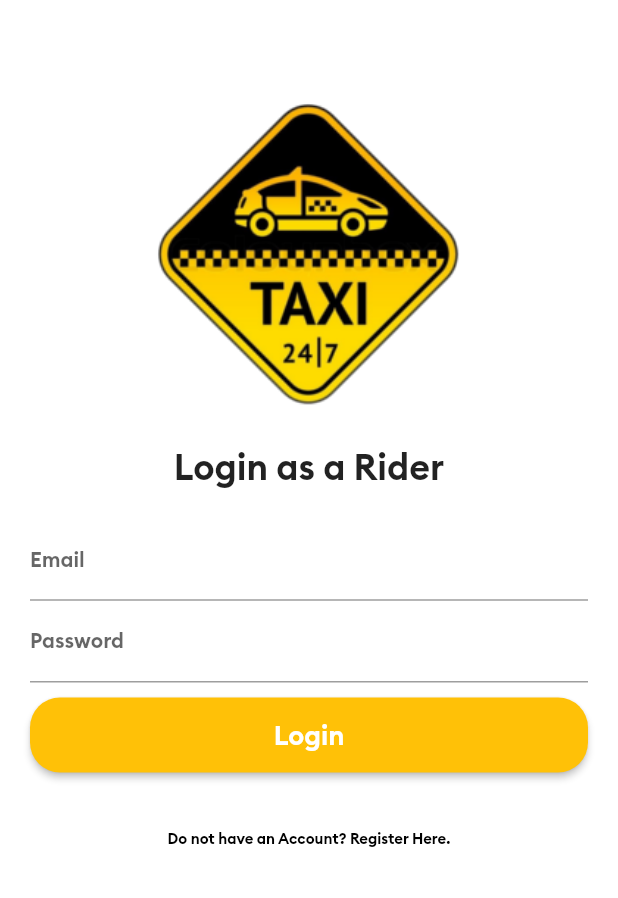
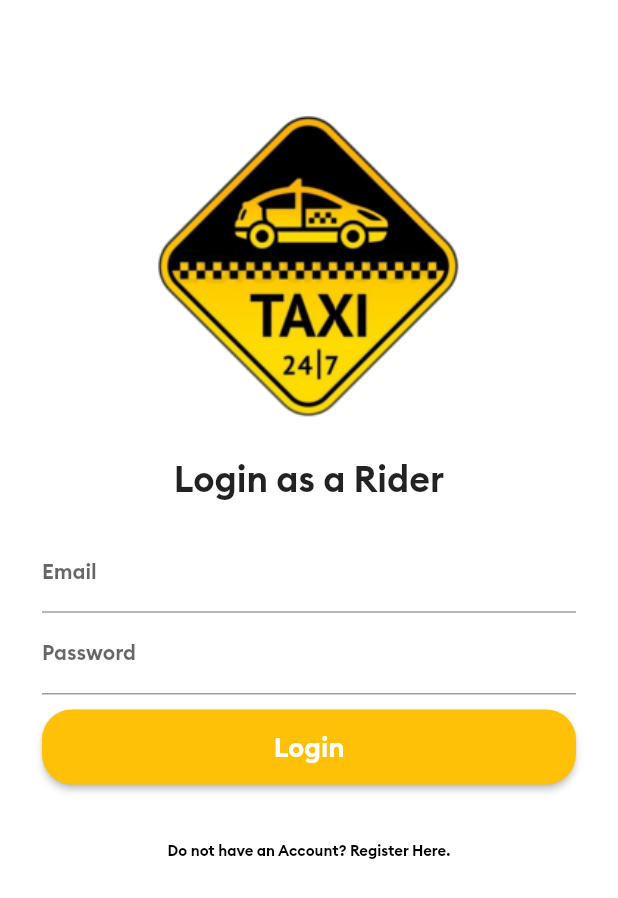
Before and after one commit to kuppylee/riderApp, a Flutter app: the screen it shows after launch, on a phone screen of 412 x 824 dp. Shown: the top 898 px of the screen. Run offline on Flutter 3.47's test engine with Material 2 defaults, Android fonts, the phone set to English and light mode, and no system bars; our stand-ins replace flutter_screenutil.

Commit message:
added a single scroll view for smaller screens

```diff
--- a/rider_app/lib/allScreens/loginScreen.dart
+++ b/rider_app/lib/allScreens/loginScreen.dart
@@ -7,7 +7,10 @@ class LoginScreen extends StatelessWidget {
   Widget build(BuildContext context) {
     return Scaffold(
       backgroundColor: Colors.white,
-      body: Column(
+      body: SingleChildScrollView(
+        child: Padding(
+          padding: EdgeInsets.all(8.0),
+          child: Column(
             children: [
               SizedBox(height: 45.0,),
               Image(
@@ -99,6 +102,8 @@ class LoginScreen extends StatelessWidget {
               ),
             ],
           ),
+        ),
+      ),
     );
   }
 }
```
Lines whose indentation alone changed are shown as unchanged.
